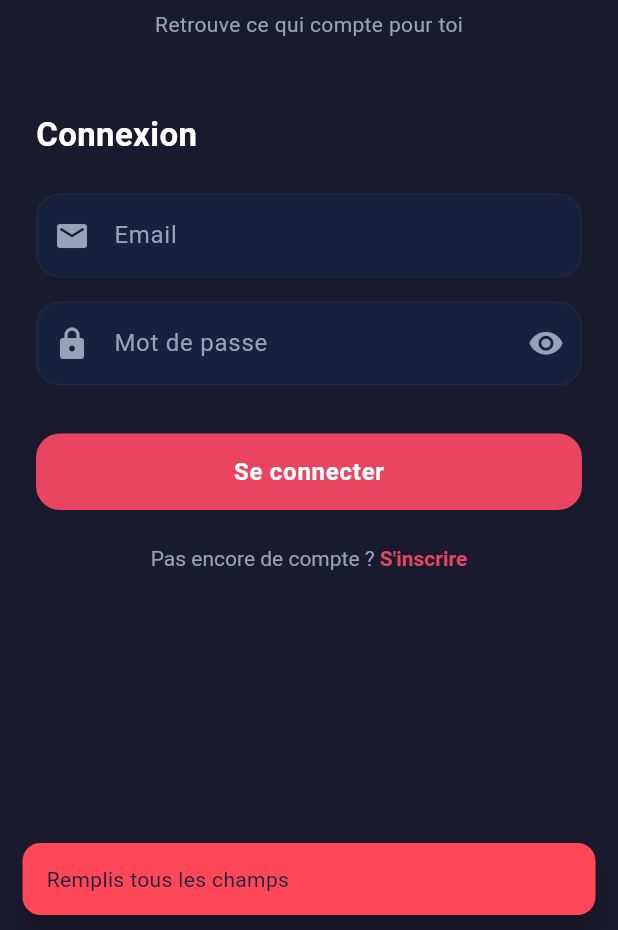
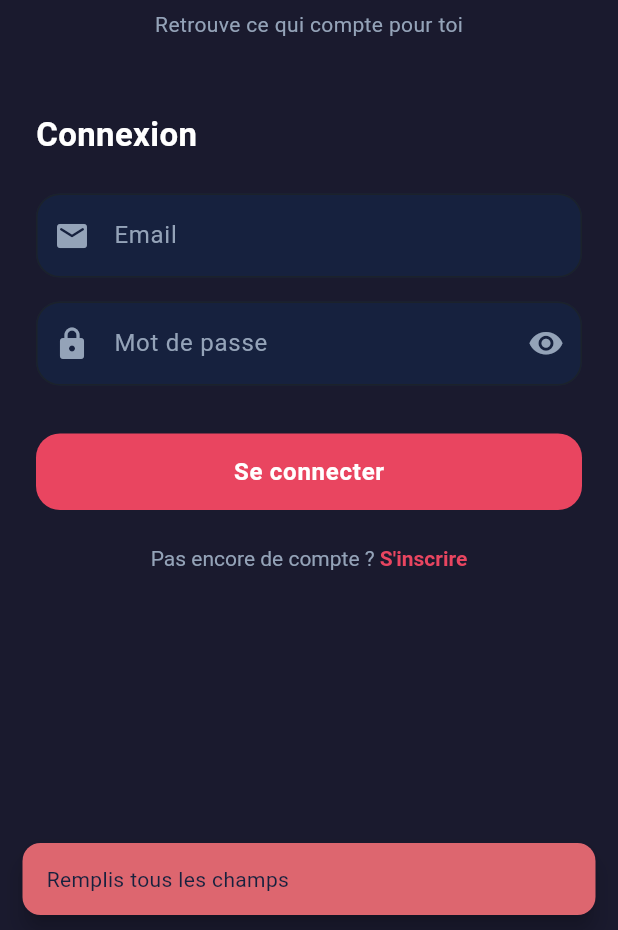
Before and after one commit to tuturdhy/lost_and_found_2, a Flutter app: the screen it shows after launch, after a tap on "Se connecter", on a phone screen of 412 x 824 dp, the part 306-1236 px from its top. Run offline on Flutter 3.47's test engine with Material 3 defaults, Android fonts, the phone set to English and light mode, and no system bars; our stand-ins replace cached_network_image, cloud_firestore, firebase_auth, firebase_core, flutter_map, geocoding and 3 more; missing offline and left inert: cloudinary_public; accounts and stored records are empty; Roboto replaces fonts that are missing (SF Pro Display).

Commit message:
dernieur modification

```diff
--- a/lib/theme.dart
+++ b/lib/theme.dart
@@ -4,13 +4,13 @@ class AppTheme {
   // Couleurs principales
   static const Color primary = Color(0xFF1A1A2E);
   static const Color accent = Color(0xFFE94560);
-  static const Color lostColor = Color(0xFFFF4757);
+  static const Color lostColor = Color(0xFFDD666F);
   static const Color foundColor = Color(0xFF2ED573);
   static const Color cardBg = Color(0xFF16213E);
   static const Color surface = Color(0xFF0F3460);
   static const Color textPrimary = Color(0xFFFFFFFF);
   static const Color textSecondary = Color(0xFF94A3B8);
-  static const Color divider = Color(0xFF1E293B);
+  static const Color divider = Color(0xFF1B222B);
 
   static ThemeData get darkTheme {
     return ThemeData(
@@ -79,5 +79,6 @@ class AppTheme {
         ),
       ),
     );
+
   }
 }
```
Also changed, not shown: pubspec.lock, 3 other files.
